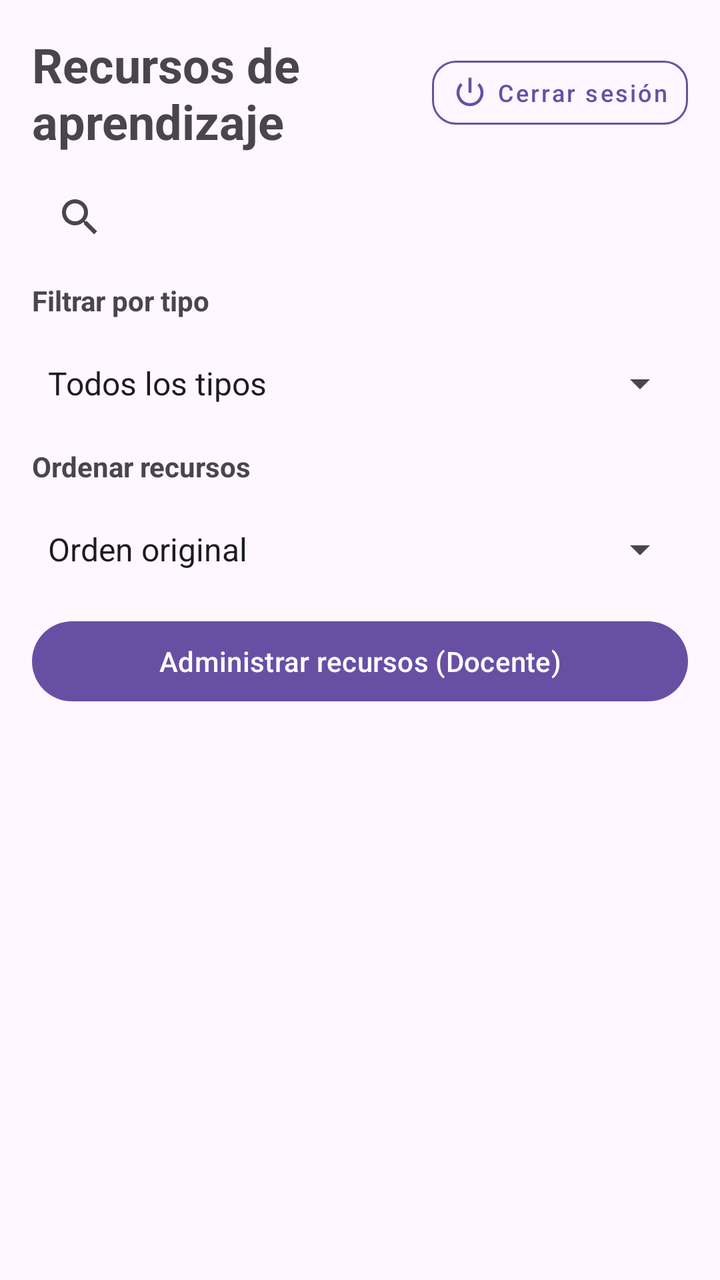
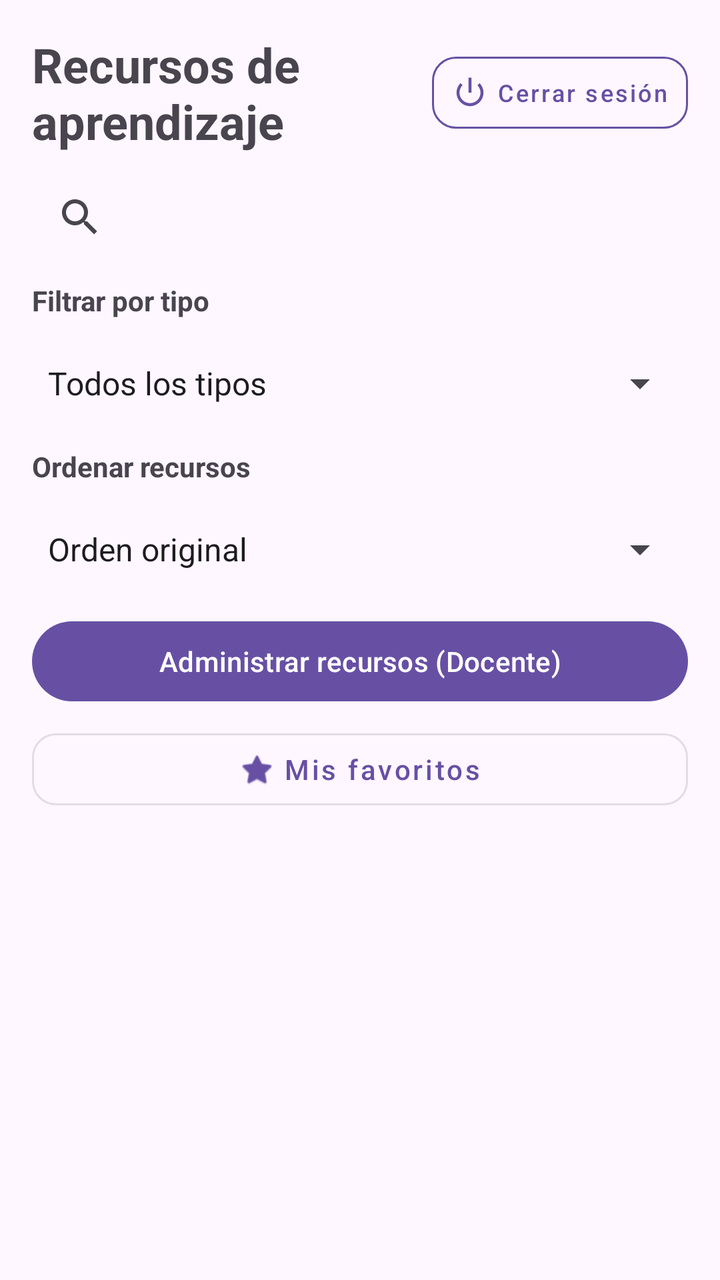

An Android layout rendered at two revisions. The XML below is the earlier revision; the diff shows what the commit changed to produce the second picture.
<!-- AndroidManifest.xml: application theme Theme.AprendeApp -->
<!-- res/layout/activity_main.xml -->
<LinearLayout
    xmlns:android="http://schemas.android.com/apk/res/android"
    xmlns:app="http://schemas.android.com/apk/res-auto"
    xmlns:tools="http://schemas.android.com/tools"
    android:layout_width="match_parent"
    android:layout_height="match_parent"
    android:orientation="vertical"
    android:padding="16dp"
    tools:context=".MainActivity">

    
    <LinearLayout
        android:layout_width="match_parent"
        android:layout_height="wrap_content"
        android:gravity="center_vertical"
        android:orientation="horizontal">

        <TextView
            android:id="@+id/tvEncabezado"
            android:layout_width="0dp"
            android:layout_height="wrap_content"
            android:layout_weight="1"
            android:text="@string/resources_title"
            android:textSize="24sp"
            android:textStyle="bold" />

        <com.google.android.material.button.MaterialButton
            android:id="@+id/btnCerrarSesion"
            style="@style/Widget.MaterialComponents.Button.OutlinedButton"
            android:layout_width="wrap_content"
            android:layout_height="44dp"
            android:minWidth="0dp"
            android:minHeight="44dp"
            android:paddingStart="10dp"
            android:paddingEnd="10dp"
            android:text="@string/logout"
            android:textAllCaps="false"
            android:textSize="12sp"
            android:textColor="?attr/colorPrimary"
            app:cornerRadius="12dp"
            app:strokeColor="?attr/colorPrimary"
            app:strokeWidth="1dp"
            app:icon="@android:drawable/ic_lock_power_off"
            app:iconTint="?attr/colorPrimary"
            app:iconPadding="4dp"
            app:iconGravity="textStart" />

    </LinearLayout>

    
    <androidx.appcompat.widget.SearchView
        android:id="@+id/searchRecursos"
        android:layout_width="match_parent"
        android:layout_height="wrap_content"
        android:layout_marginTop="8dp"
        android:iconifiedByDefault="false"
        android:queryHint="@string/search_resources_hint" />

    
    <TextView
        android:layout_width="match_parent"
        android:layout_height="wrap_content"
        android:layout_marginTop="8dp"
        android:text="@string/filter_type_label"
        android:textStyle="bold" />

    <Spinner
        android:id="@+id/spFiltroTipo"
        android:layout_width="match_parent"
        android:layout_height="48dp"
        android:minHeight="48dp"
        android:layout_marginTop="8dp"
        android:entries="@array/resource_type_filters" />

    
    <TextView
        android:layout_width="match_parent"
        android:layout_height="wrap_content"
        android:layout_marginTop="8dp"
        android:text="@string/sort_resources_label"
        android:textStyle="bold" />

    <Spinner
        android:id="@+id/spOrden"
        android:layout_width="match_parent"
        android:layout_height="48dp"
        android:minHeight="48dp"
        android:layout_marginTop="8dp"
        android:entries="@array/resource_sort_options" />

    
    <com.google.android.material.button.MaterialButton
        android:id="@+id/btnAdministrarRecursos"
        android:layout_width="match_parent"
        android:layout_height="wrap_content"
        android:layout_marginTop="8dp"
        android:text="@string/open_teacher_management" />

    
    <ProgressBar
        android:id="@+id/progressBar"
        style="?android:attr/progressBarStyle"
        android:layout_width="wrap_content"
        android:layout_height="wrap_content"
        android:layout_gravity="center_horizontal"
        android:layout_marginTop="12dp"
        android:visibility="gone" />

    
    <TextView
        android:id="@+id/tvEstado"
        android:layout_width="match_parent"
        android:layout_height="wrap_content"
        android:layout_marginTop="12dp"
        android:gravity="center"
        android:text="@string/loading_resources"
        android:textSize="16sp"
        android:visibility="gone" />

    
    <androidx.recyclerview.widget.RecyclerView
        android:id="@+id/rvRecursos"
        android:layout_width="match_parent"
        android:layout_height="0dp"
        android:layout_marginTop="12dp"
        android:layout_weight="1"
        android:clipToPadding="false"
        android:paddingBottom="8dp"
        tools:listitem="@layout/item_recurso" />

</LinearLayout>
<!-- res/layout/item_recurso.xml (included above) -->
<?xml version="1.0" encoding="utf-8"?>
<com.google.android.material.card.MaterialCardView
    xmlns:android="http://schemas.android.com/apk/res/android"
    xmlns:app="http://schemas.android.com/apk/res-auto"
    android:id="@+id/cardRecurso"
    android:layout_width="match_parent"
    android:layout_height="wrap_content"
    android:layout_marginBottom="12dp"
    app:cardCornerRadius="12dp"
    app:cardElevation="3dp"
    app:strokeWidth="1dp">

    <LinearLayout
        android:layout_width="match_parent"
        android:layout_height="wrap_content"
        android:orientation="vertical"
        android:padding="12dp">

        <ImageView
            android:id="@+id/ivImagen"
            android:layout_width="match_parent"
            android:layout_height="170dp"
            android:contentDescription="@string/resource_image_description"
            android:scaleType="centerCrop"
            android:src="@android:drawable/ic_menu_gallery" />

        <TextView
            android:id="@+id/tvTitulo"
            android:layout_width="match_parent"
            android:layout_height="wrap_content"
            android:layout_marginTop="12dp"
            android:textAppearance="?attr/textAppearanceTitleMedium"
            android:textStyle="bold" />

        <TextView
            android:id="@+id/tvTipo"
            android:layout_width="match_parent"
            android:layout_height="wrap_content"
            android:layout_marginTop="4dp"
            android:textColor="?attr/colorPrimary"
            android:textSize="14sp" />

        <TextView
            android:id="@+id/tvDescripcion"
            android:layout_width="match_parent"
            android:layout_height="wrap_content"
            android:layout_marginTop="8dp"
            android:textSize="14sp" />

        <com.google.android.material.button.MaterialButton
            android:id="@+id/btnEnlace"
            android:layout_width="match_parent"
            android:layout_height="wrap_content"
            android:layout_marginTop="8dp"
            android:text="@string/open_resource" />

    </LinearLayout>

</com.google.android.material.card.MaterialCardView>
<!-- resources referenced by this layout -->
<resources>
  <string-array name="resource_sort_options">
          <item>Orden original</item>
          <item>Título A-Z</item>
          <item>Título Z-A</item>
          <item>Tipo</item>
      </string-array>
  <string-array name="resource_type_filters">
          <item>Todos los tipos</item>
          <item>Libro</item>
          <item>Video</item>
          <item>Artículo</item>
      </string-array>
  <string name="filter_type_label">Filtrar por tipo</string>
  <string name="loading_resources">Cargando recursos educativos...</string>
  <string name="logout">Cerrar sesión</string>
  <string name="open_resource">Abrir recurso</string>
  <string name="open_teacher_management">Administrar recursos (Docente)</string>
  <string name="resource_image_description">Imagen del recurso educativo</string>
  <string name="resources_title">Recursos de aprendizaje</string>
  <string name="search_resources_hint">Buscar por ID, título o tipo...</string>
  <string name="sort_resources_label">Ordenar recursos</string>
  <style name="Theme.AprendeApp" parent="Base.Theme.AprendeApp" />
  <style name="Base.Theme.AprendeApp" parent="Theme.Material3.DayNight.NoActionBar">
          
          
      </style>
</resources>

<!-- the commit's change to res/layout/activity_main.xml (unified diff, before → after) -->
@@ -24,13 +24,14 @@
             android:textSize="24sp"
             android:textStyle="bold" />
 
+
         <com.google.android.material.button.MaterialButton
             android:id="@+id/btnCerrarSesion"
             style="@style/Widget.MaterialComponents.Button.OutlinedButton"
             android:layout_width="wrap_content"
-            android:layout_height="44dp"
-            android:minWidth="0dp"
-            android:minHeight="44dp"
+            android:layout_height="48dp"
+            android:minWidth="48dp"
+            android:minHeight="48dp"
             android:paddingStart="10dp"
             android:paddingEnd="10dp"
             android:text="@string/logout"
@@ -45,6 +46,7 @@
             app:iconPadding="4dp"
             app:iconGravity="textStart" />
 
+
     </LinearLayout>
 
     
@@ -95,6 +97,20 @@
         android:layout_height="wrap_content"
         android:layout_marginTop="8dp"
         android:text="@string/open_teacher_management" />
+
+    
+    <com.google.android.material.button.MaterialButton
+        android:id="@+id/btnMostrarFavoritos"
+        style="@style/Widget.MaterialComponents.Button.OutlinedButton"
+        android:layout_width="match_parent"
+        android:layout_height="wrap_content"
+        android:minHeight="48dp"
+        android:layout_marginTop="6dp"
+        android:text="@string/favorites_show"
+        android:textAllCaps="false"
+        app:cornerRadius="12dp"
+        app:icon="@android:drawable/btn_star_big_on"
+        app:iconGravity="textStart" />
 
     
     <ProgressBar
@@ -179,6 +195,49 @@
             android:layout_marginTop="8dp"
             android:textSize="14sp" />
 
+        
+        <com.google.android.material.button.MaterialButton
+            android:id="@+id/btnFavorito"
+            style="@style/Widget.MaterialComponents.Button.TextButton"
+            android:layout_width="match_parent"
+            android:layout_height="wrap_content"
+            android:layout_marginTop="8dp"
+            android:minHeight="48dp"
+            android:text="@string/favorite_add"
+            android:textAllCaps="false"
+            app:icon="@android:drawable/btn_star_big_off"
+            app:iconGravity="textStart"
+            app:iconTint="?attr/colorPrimary" />
+
+        
+        <TextView
+            android:layout_width="match_parent"
+            android:layout_height="wrap_content"
+            android:layout_marginTop="4dp"
+            android:text="@string/rating_label"
+            android:textStyle="bold"
+            android:textSize="14sp" />
+
+        <RatingBar
+            android:id="@+id/rbCalificacion"
+            style="?android:attr/ratingBarStyle"
+            android:layout_width="wrap_content"
+            android:layout_height="wrap_content"
+            android:layout_gravity="center_horizontal"
+            android:isIndicator="false"
+            android:numStars="5"
+            android:rating="0"
+            android:stepSize="1" />
+
+        <TextView
+            android:id="@+id/tvCalificacion"
+            android:layout_width="match_parent"
+            android:layout_height="wrap_content"
+            android:gravity="center"
+            android:text="@string/rating_not_rated"
+            android:textSize="12sp" />
+
+        
         <com.google.android.material.button.MaterialButton
             android:id="@+id/btnEnlace"
             android:layout_width="match_parent"
<!-- resource entries referenced after the edit -->
@@ -12,11 +12,15 @@
           <item>Video</item>
           <item>Artículo</item>
       </string-array>
+  <string name="favorite_add">Agregar a favoritos</string>
+  <string name="favorites_show">Mis favoritos</string>
   <string name="filter_type_label">Filtrar por tipo</string>
   <string name="loading_resources">Cargando recursos educativos...</string>
   <string name="logout">Cerrar sesión</string>
   <string name="open_resource">Abrir recurso</string>
   <string name="open_teacher_management">Administrar recursos (Docente)</string>
+  <string name="rating_label">Califica este recurso:</string>
+  <string name="rating_not_rated">Todavía no has calificado este recurso.</string>
   <string name="resource_image_description">Imagen del recurso educativo</string>
   <string name="resources_title">Recursos de aprendizaje</string>
   <string name="search_resources_hint">Buscar por ID, título o tipo...</string>
